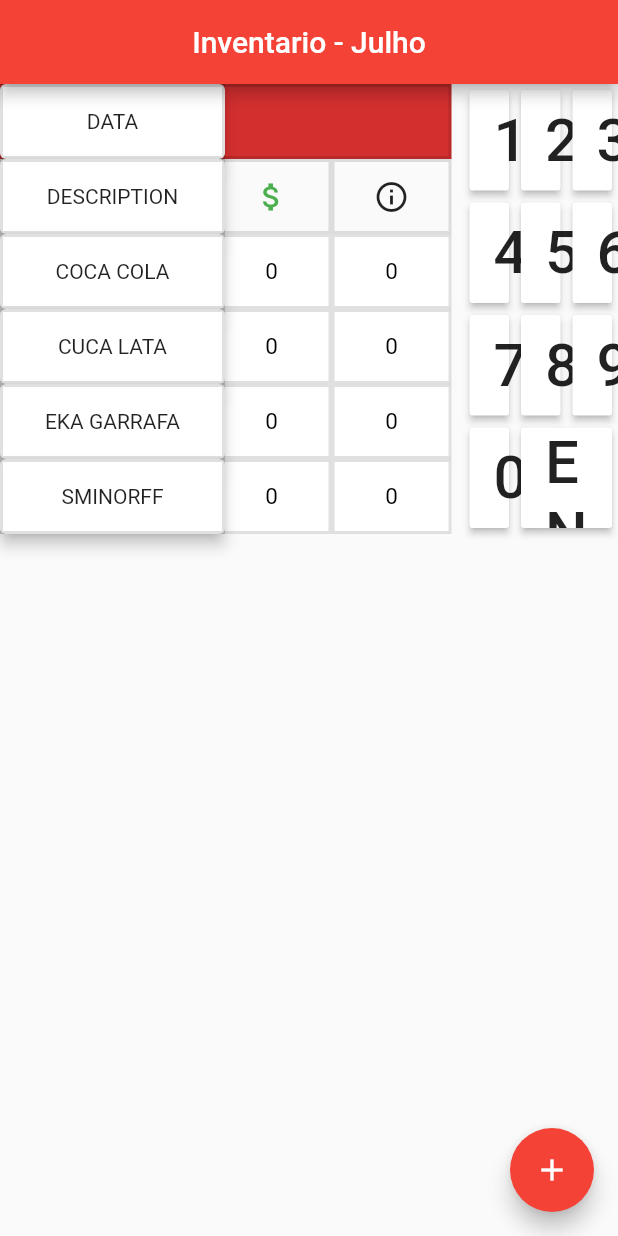
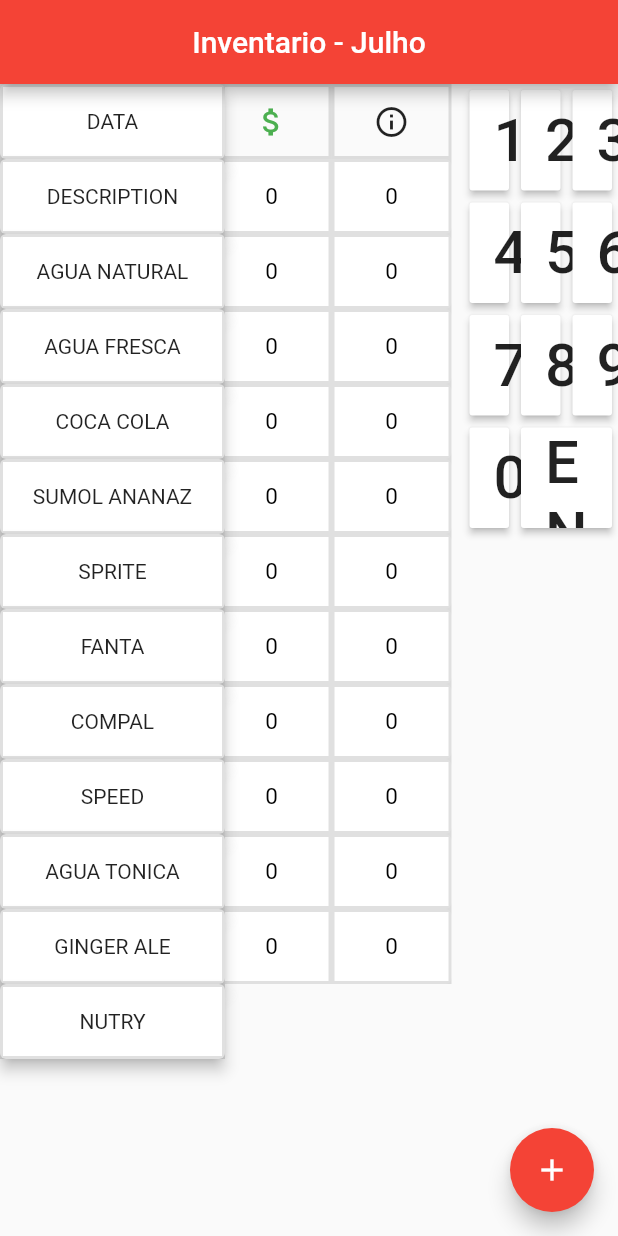
Before and after one commit to braulio94/CassuleInventory, a Flutter app: the screen it shows after launch, after a tap on the "add" icon, on a phone screen of 412 x 824 dp. Run offline on Flutter 3.47's test engine with Material 2 defaults, Android fonts, the phone set to English and light mode, and no system bars; our stand-ins replace sqflite; accounts and stored records are empty.

Commit message:
save Inventory Date to database

```diff
--- a/lib/data.dart
+++ b/lib/data.dart
@@ -9,10 +9,17 @@ List<List<ProductCount>> p = List();
 List<ProductDetails> columnList = [
   ProductDetails("DATA", 0.0),
   ProductDetails("DESCRIPTION", 0.0),
+  ProductDetails("AGUA NATURAL", 200.0),
+  ProductDetails("AGUA FRESCA", 200.0),
   ProductDetails("COCA COLA", 250.0),
-  ProductDetails("CUCA LATA", 250.0),
-  ProductDetails("EKA GARRAFA", 250.0),
-  ProductDetails("SMINORFF", 500.0),
+  ProductDetails("SUMOL ANANAZ", 250.0),
+  ProductDetails("SPRITE", 250.0),
+  ProductDetails("FANTA", 250.0),
+  ProductDetails("COMPAL", 250.0),
+  ProductDetails("SPEED", 300.0),
+  ProductDetails("AGUA TONICA", 250.0),
+  ProductDetails("GINGER ALE", 250.0),
+  ProductDetails("NUTRY", 700.0),
 ];
 
 List<DescriptionDetail> descriptionIcons = [
@@ -20,5 +27,5 @@ List<DescriptionDetail> descriptionIcons = [
   DescriptionDetail(Icons.remove, 'Falta', Colors.red),
   DescriptionDetail(Icons.add, 'Adicionado', Colors.blue),
   DescriptionDetail(Icons.attach_money, 'Vendido', Colors.green),
-  DescriptionDetail(Icons.info_outline, 'Resto', Colors.black87),
+  DescriptionDetail(Icons.info_outline, 'Existencia', Colors.black87),
 ];
--- a/lib/database/database.dart
+++ b/lib/database/database.dart
@@ -5,7 +5,7 @@ import 'dart:io';
 import 'package:path/path.dart';
 import 'package:path_provider/path_provider.dart';
 import 'package:inventory_app/model/product_count.dart';
-
+import 'package:inventory_app/model/inventory_date.dart';
 
 class ProductDatabase {
 
@@ -48,6 +48,19 @@ class ProductDatabase {
   _onCreate(Database db, int version) async {
     for(int i = 0; i < columnList.length; i++){
       String tableName = columnList[i].productName.replaceAll(RegExp(r"\s+\b|\b\s"), "");
+      if(tableName == 'DATA'){
+        await db.execute(
+            "CREATE TABLE $tableName ("
+                "$db_id INTEGER PRIMARY KEY,"
+                "${InventoryDate.date_year} INTEGER,"
+                "${InventoryDate.date_month} INTEGER,"
+                "${InventoryDate.date_day} INTEGER,"
+                "${InventoryDate.date_hour} INTEGER,"
+                "${InventoryDate.date_minute} INTEGER,"
+                "${InventoryDate.date_second} INTEGER,"
+                "${InventoryDate.date_millisecond} INTEGER,"
+                "${InventoryDate.date_microsecond} INTEGER)");
+      } else {
         await db.execute(
             "CREATE TABLE $tableName ("
                 "$db_id INTEGER PRIMARY KEY,"
@@ -62,6 +75,8 @@ class ProductDatabase {
                 "$db_remaining INTEGER,"
                 "$db_editDiff BIT,"
                 "$db_today BIT)");
+      }
+
       print('Database created table $tableName');
     }
     print('Database was created');
@@ -88,6 +103,13 @@ class ProductDatabase {
     }
     print('Added Product Date with values ${product.id}' + ' to $tableName');
     return product;
+  }
+
+  Future upsertInventoryDate(String tableName) async {
+    var dbClient = await database;
+    InventoryDate inventoryDate = InventoryDate(date: DateTime.now());
+    inventoryDate.id = await dbClient.insert(tableName, inventoryDate.toMap());
+    print('Saved date id: ${inventoryDate.id} day: ${inventoryDate.date.day} month: ${inventoryDate.date.month}');
   }
 
   Future<int> updateProduct(ProductCount product, String tableName) async {
--- a/lib/main.dart
+++ b/lib/main.dart
@@ -5,6 +5,7 @@ import 'package:inventory_app/calc_buttons.dart';
 import 'package:inventory_app/data.dart';
 import 'package:inventory_app/model/description_details.dart';
 import 'package:inventory_app/model/edit_product.dart';
+import 'package:inventory_app/model/inventory_date.dart';
 import 'package:inventory_app/model/product_count.dart';
 import 'dart:core';
 import 'package:flutter/scheduler.dart';
@@ -36,7 +37,7 @@ class _HomePageState extends State<HomePage> {
 
   ScrollController _scrollController = new ScrollController();
   ProductDatabase database;
-  List<ProductCount> productList = List();
+  List<InventoryDate> inventoryDateList = List();
   ProductCount selectedProduct;
 
   @override
@@ -48,13 +49,15 @@ class _HomePageState extends State<HomePage> {
   }
 
   setUpList() async {
-    List<ProductCount> list = await database.getProducts("DATA");
+    List<ProductCount> list = await database.getProducts("DESCRIPTION");
     for(ProductCount count in list){
       List<ProductCount> countList = [];
       for(int i = 0; i < columnList.length; i++){
         String tableName = columnList[i].productName.replaceAll(RegExp(r"\s+\b|\b\s"), "");
+        if(tableName != 'DATA'){
           ProductCount product =  await database.getSingleProduct(count.id, tableName);
           countList.add(product);
+        }
       }
       setState(() {
         p.add(countList);
@@ -72,14 +75,18 @@ class _HomePageState extends State<HomePage> {
     List<ProductCount> list = [];
     for(int i = 0; i< columnList.length; i++){
       String productName = columnList[i].productName.replaceAll(RegExp(r"\s+\b|\b\s"), "");
+      if(productName == 'DATA'){
+        database.upsertInventoryDate(productName);
+      } else {
         if(p.isNotEmpty){
-        p.last[i].today = false;
+          p.last[i-1].today = false;
         }
-      ProductCount product = ProductCount(productName, DateFormat.yMMMd().format(DateTime.now()), p.isNotEmpty ? p.last[i].remaining : 0, p.isNotEmpty ? p.last[i].added : 0, 0, 0, 0, 0, 0, false, true);
+        ProductCount product = ProductCount(productName, DateFormat.yMMMd().format(DateTime.now()), p.isNotEmpty ? p.last[i-1].remaining : 0, p.isNotEmpty ? p.last[i-1].added : 0, 0, 0, 0, 0, 0, false, true);
         product = await database.upsertProduct(product, productName);
         list.add(product);
         if(p.isNotEmpty){
-        database.upsertProduct(p.last[i], productName);
+          database.upsertProduct(p.last[i-1], productName);
+        }
       }
     }
     setState(() {
@@ -120,19 +127,19 @@ class _HomePageState extends State<HomePage> {
                         setState(() {
                           switch(selectedProduct.edit){
                             case ProductEdit.Diff:
-                              selectedProduct.diff = value;
+                              //selectedProduct.diff = selectedProduct.diff * 10 + value;
                               break;
                             case ProductEdit.Missing:
-                              selectedProduct.missing = value;
+                              //selectedProduct.missing = selectedProduct.missing * 10 + value;
                               break;
                             case ProductEdit.Added:
-                              selectedProduct.added = value;
+                              selectedProduct.added = selectedProduct.added * 10 + value;
                               break;
                             case ProductEdit.Sold:
-                              selectedProduct.sold = value;
+                              selectedProduct.sold = selectedProduct.sold * 10 + value;
                               break;
                             case ProductEdit.Remaining:
-                              selectedProduct.remaining = value;
+                              selectedProduct.remaining =  selectedProduct.remaining * 10 + value;
                               break;
                           }
                         });
@@ -142,7 +149,7 @@ class _HomePageState extends State<HomePage> {
                 ),
                 Container(
                   width: tableWidth,
-                  padding: EdgeInsets.only(right: 8.0),
+                  padding: EdgeInsets.only(left: 150.0, right: 8.0),
                   child: ListView(
                     physics: BouncingScrollPhysics(),
                     controller: _scrollController,
@@ -152,21 +159,21 @@ class _HomePageState extends State<HomePage> {
                       return Column(
                         children: list.map((ProductCount count){
                           switch(count.productName){
-                            case 'DATA':
-                              return Card(
-                                margin: EdgeInsets.only(left: 8.0),
-                                elevation: 0.0,
-                                child: Container(
-                                  height: 50.0,
-                                  width: 400.0,
-                                  alignment: Alignment.center,
-                                  decoration: BoxDecoration(
-                                    color: count.today ? Colors.red[700] : null,
-                                    border: Border.all(width: 2.0, color: Colors.black12),
-                                  ),
-                                  child: Text(count.day, style: TextStyle(fontSize: 16.0, fontWeight: FontWeight.bold, color: count.today ? Colors.white : null)),
-                                ),
-                              );
+//                            case 'DATA':
+//                              return Card(
+//                                margin: EdgeInsets.only(left: 8.0),
+//                                elevation: 0.0,
+//                                child: Container(
+//                                  height: 50.0,
+//                                  width: 400.0,
+//                                  alignment: Alignment.center,
+//                                  decoration: BoxDecoration(
+//                                    color: count.today ? Colors.red[700] : null,
+//                                    border: Border.all(width: 2.0, color: Colors.black12),
+//                                  ),
+//                                  child: Text(count.day, style: TextStyle(fontSize: 16.0, fontWeight: FontWeight.bold, color: count.today ? Colors.white : null)),
+//                                ),
+//                              );
                             case 'DESCRIPTION':
                               return Container(
                                 margin: EdgeInsets.only(left: 8.0),
@@ -193,7 +200,14 @@ class _HomePageState extends State<HomePage> {
                               return ProductCountWidget(
                                 productCount: count,
                                 database: database,
-                                onSelectedProduct: (selectedProduct){
+                                onSelectedProduct: (selectedProduct, state){
+                                  setState(() {
+                                    for(int i = 0; i< list.length; i++){
+                                      list[i].editDiff = false;
+                                    }
+                                    selectedProduct.edit = state;
+                                    selectedProduct.editDiff = !selectedProduct.editDiff;
+                                  });
                                   print('Selected product id is ${selectedProduct.id} and name is ${selectedProduct.productName}');
                                   this.selectedProduct = selectedProduct;
                                 },
--- /dev/null
+++ b/lib/model/inventory_date.dart
@@ -0,0 +1,46 @@
+
+class InventoryDate {
+
+  static final date_year = 'year';
+  static final date_month = 'month';
+  static final date_day = 'day';
+  static final date_hour = 'hour';
+  static final date_minute = 'minute';
+  static final date_second = 'second';
+  static final date_millisecond = 'millisecond';
+  static final date_microsecond = 'microsecond';
+
+  int id;
+  DateTime date;
+
+  InventoryDate({this.date, this.id});
+
+  Map<String, dynamic> toMap(){
+    Map map = Map<String, dynamic>();
+      map['id']= id;
+      map['year']= date.year;
+      map['month']= date.month;
+      map['day']= date.day;
+      map['hour']= date.hour;
+      map['minute']= date.minute;
+      map['second']= date.second;
+      map['millisecond']= date.millisecond;
+      map['microsecond']= date.microsecond;
+    return map;
+  }
+
+  static fromMap(Map map) {
+    InventoryDate inventoryDate = InventoryDate();
+    inventoryDate.id = map['id'];
+    int year = map['year'];
+    int month = map['month'];
+    int day = map['day'];
+    int hour = map['hour'];
+    int minute = map['minute'];
+    int second = map['second'];
+    int millisecond = map['millisecond'];
+    int microsecond = map['microsecond'];
+    inventoryDate.date = DateTime(year, month, day, hour, minute, second, millisecond, microsecond);
+    return inventoryDate;
+  }
+}
--- a/lib/product_widget.dart
+++ b/lib/product_widget.dart
@@ -9,7 +9,7 @@ class ProductCountWidget extends StatefulWidget {
 
   final ProductCount productCount;
   final ProductDatabase database;
-  final Function(ProductCount selectedProduct) onSelectedProduct;
+  final Function(ProductCount selectedProduct, ProductEdit state) onSelectedProduct;
 
   ProductCountWidget({this.productCount, this.database, this.onSelectedProduct});
 
@@ -65,16 +65,7 @@ class _ProductCountWidgetState extends State<ProductCountWidget> {
   }
 
   void changeProductValue(ProductEdit editState){
-    setState(() {
-      for(int i = 0; i< columnList.length; i++){
-        if(p.isNotEmpty){
-          p.last[i].editDiff = false;
-        }
-      }
-      widget.productCount.edit = editState;
-      widget.productCount.editDiff = !widget.productCount.editDiff;
-    });
-    widget.onSelectedProduct(widget.productCount);
+    widget.onSelectedProduct(widget.productCount, editState);
   }
 
   @override
```
Lines whose indentation alone changed are shown as unchanged.
